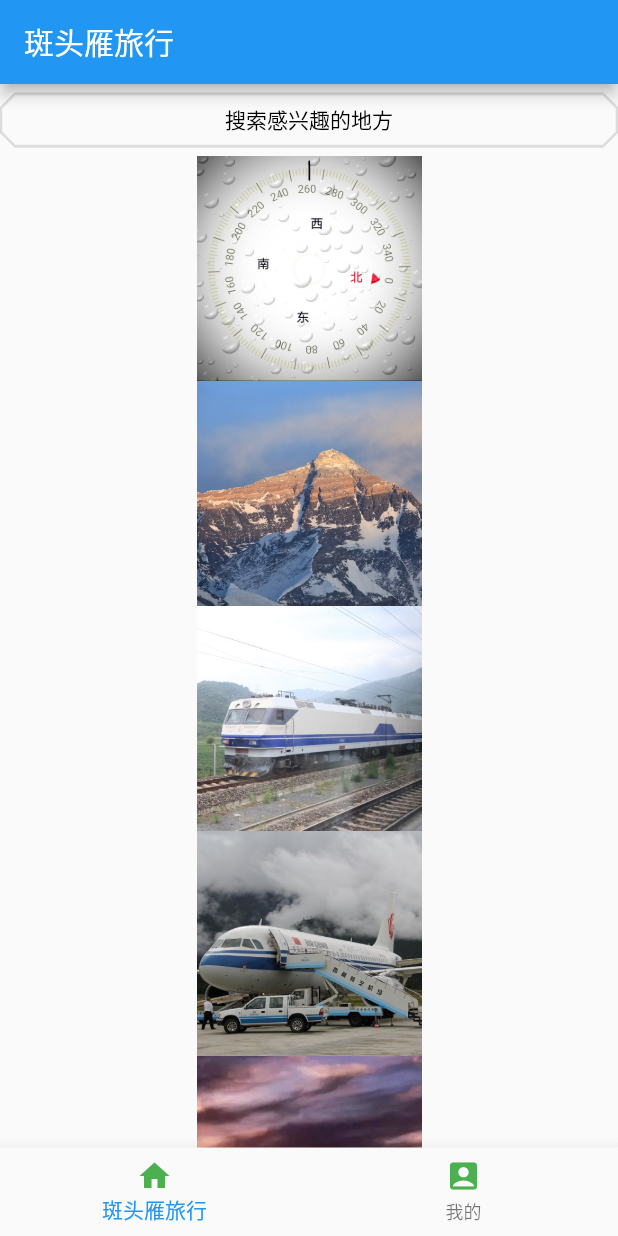
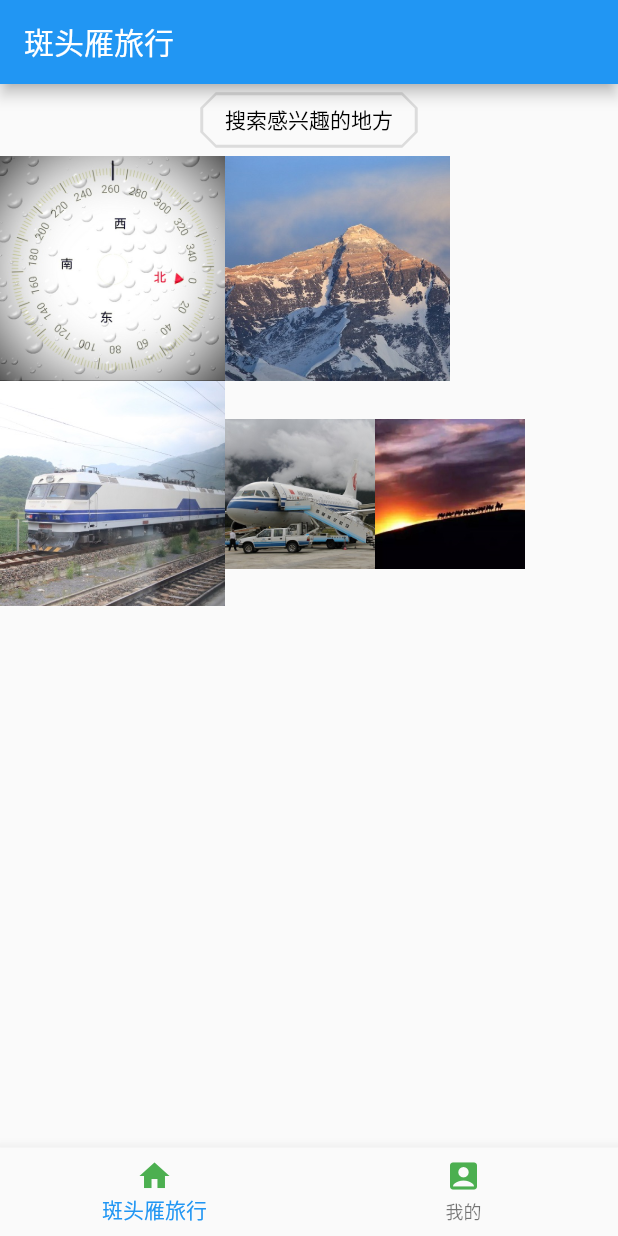
Before and after one commit to yuehua555/test1, a Flutter app: the screen it shows after launch, on a phone screen of 412 x 824 dp. Run offline on Flutter 3.47's test engine with Material 2 defaults, Android fonts, the phone set to English and light mode, and no system bars; missing offline and left inert: city_pickers.

Commit message:
Third commit

```diff
--- a/lib/main.dart
+++ b/lib/main.dart
@@ -1,5 +1,5 @@
 import 'package:flutter/material.dart';
-import 'bottom_Navigation_Bars.dart';
+import 'splash_screen.dart';
 
 void main() => runApp(MyApp());
 
@@ -10,7 +10,8 @@ class MyApp extends StatelessWidget {
       title: '斑头雁旅行',
       theme: ThemeData.light(),
       debugShowCheckedModeBanner: false,
-      home: BottomNavigationBars(), // 底部导航栏
+      //home: BottomNavigationBars(), // 底部导航栏
+      home: SplashScreen(), //app启动初始动画
     );
   }
 }
--- a/lib/pages/home_screen.dart
+++ b/lib/pages/home_screen.dart
@@ -1,5 +1,6 @@
 import 'package:flutter/material.dart';
 import 'package:test1/pages/search_page.dart';
+import 'package:test1/pages/train/train.dart';
 
 class HomeScreen extends StatelessWidget {
   @override
@@ -8,7 +9,75 @@ class HomeScreen extends StatelessWidget {
       appBar: AppBar(
         title: Text('斑头雁旅行'),
       ),
-        body: ListView(
+      body: Column(
+        children: <Widget>[
+          //搜索按钮
+          OutlineButton(
+            onPressed: () {
+              Navigator.push(context,
+                  MaterialPageRoute(builder: (context) => SearchPage()));
+            },
+            child: Text('搜索感兴趣的地方'),
+            textColor: Colors.black,
+            splashColor: Colors.green,
+            highlightColor: Colors.black,
+            shape: BeveledRectangleBorder(
+              side: BorderSide(
+                color: Colors.red,
+                width: 1,
+              ),
+              borderRadius: BorderRadius.circular(10),
+            ),
+          ),
+          Row(
+            children: <Widget>[
+              // 旅程智能规划，景点分类浏览行
+              GestureDetector(
+                child: Image.asset(
+                  'asset/images/compass1.jpg',
+                  width: 150,
+                  height: 150,
+                ),
+                onTap: () => debugPrint('clicked'),
+              ),
+
+              Image.asset(
+                'asset/images/mountain1.jpg',
+                width: 150,
+                height: 150,
+              ),
+            ],
+          ),
+          Row(
+            children: <Widget>[
+              // 火车时刻查询，航班信息查询，经典路线浏览行
+              GestureDetector(
+                child: Image.asset(
+                  'asset/images/train1.jpg',
+                  width: 150,
+                  height: 150,
+                ),
+                onTap: () {
+                  Navigator.push(context,
+                      MaterialPageRoute(builder: (context) => Train()));
+                },
+              ),
+              Image.asset(
+                'asset/images/airport1.jpg',
+                width: 100,
+                height: 100,
+              ),
+              Image.asset(
+                'asset/images/route.jpg',
+                width: 100,
+                height: 100,
+              ),
+            ],
+          )
+        ],
+      ),
+    );
+    /*body: ListView(
           children: <Widget>[
             //搜索按钮
             OutlineButton(
@@ -29,11 +98,15 @@ class HomeScreen extends StatelessWidget {
               ),
             ),
             // 旅程智能规划，景点分类浏览行
-            Image.asset(
+            GestureDetector(
+              child: Image.asset(
                 'asset/images/compass1.jpg',
                 width: 150,
                 height: 150,
               ),
+              onTap: () => debugPrint('clicked'),
+            ),
+
             Image.asset(
               'asset/images/mountain1.jpg',
               width: 150,
@@ -56,6 +129,6 @@ class HomeScreen extends StatelessWidget {
               height: 150,
             ),
           ],
-        ));
+        ));*/
   }
 }
--- a/pubspec.yaml
+++ b/pubspec.yaml
@@ -23,6 +23,9 @@ dependencies:
   # The following adds the Cupertino Icons font to your application.
   # Use with the CupertinoIcons class for iOS style icons.
   cupertino_icons: ^0.1.2
+
+  # 中国的城市三级联动选择器
+  city_pickers: ^0.1.27
 
 dev_dependencies:
   flutter_test:
@@ -78,3 +81,4 @@ flutter:
      - asset/images/mountain1.jpg
      - asset/images/route.jpg
      - asset/images/train1.jpg
+     - asset/images/CRH.jpg
```
Also changed, not shown: lib/pages/train/train.dart (added, +33 -0 lines), lib/splash_screen.dart (added, +53 -0 lines), asset/images/CRH.jpg (added), pubspec.lock, 5 other files. Lines whose indentation alone changed are shown as unchanged.
